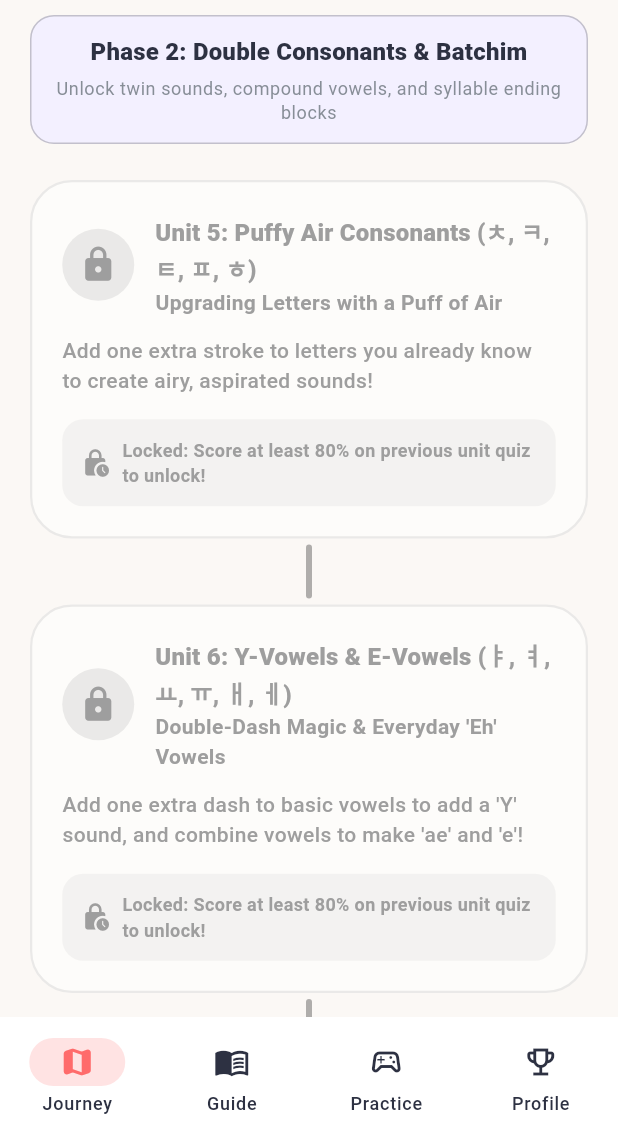
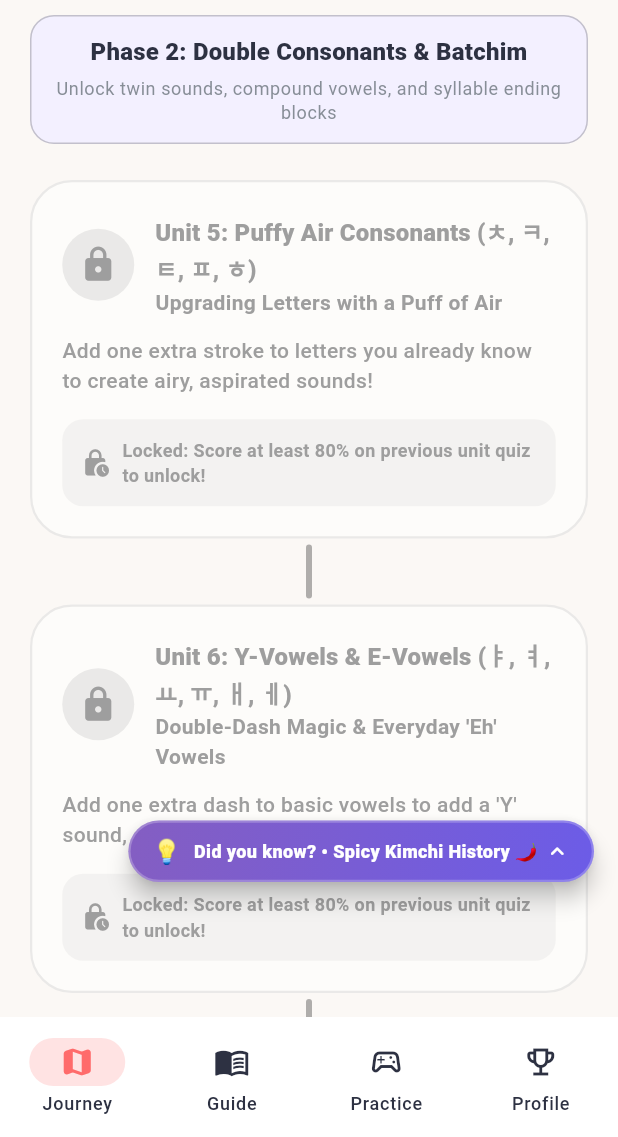
Before and after one commit to kevinariel1/samgyeopsal, a Flutter app: the screen it shows after launch, scrolled down 1728 dp, on a phone screen of 412 x 824 dp, the part 99-1236 px from its top. Run offline on Flutter 3.47's test engine with Material 3 defaults, Android fonts, the phone set to English and light mode, and no system bars; our stand-ins replace flutter_dotenv, flutter_riverpod, just_audio, shared_preferences; missing offline and left inert: sherpa_onnx.

Commit message:
feat: adding floating fun fact

```diff
--- /dev/null
+++ b/lib/data/data_sources/fun_facts_data.dart
@@ -0,0 +1,172 @@
+class FunFact {
+  final String id;
+  final String category;
+  final String? korean;
+  final String fact;
+  final String? detail;
+
+  const FunFact({
+    required this.id,
+    required this.category,
+    this.korean,
+    required this.fact,
+    this.detail,
+  });
+}
+
+class FunFactsData {
+  static const List<FunFact> facts = [
+    FunFact(
+      id: 'fact_1',
+      category: 'King Sejong 👑',
+      korean: '세종대왕',
+      fact: 'Hangul was created in 1443 by King Sejong the Great to give common people an easy writing system so everyone could read and write.',
+      detail: 'Before Hangul, Koreans used complex Chinese characters (Hanja) that only the elite could afford to study.',
+    ),
+    FunFact(
+      id: 'fact_2',
+      category: 'Scientific Design 🔬',
+      korean: '훈민정음',
+      fact: 'The basic consonant shapes (ㄱ, ㄴ, ㅁ, ㅅ, ㅇ) literally depict the shape of the mouth, tongue, and throat when pronouncing them!',
+      detail: 'For example, ㄴ mimics the tongue tip touching the upper gums, while ㄱ mimics the tongue blocking the throat.',
+    ),
+    FunFact(
+      id: 'fact_3',
+      category: 'Cosmic Vowels 🌌',
+      korean: '천지인 (Cheon-Ji-In)',
+      fact: 'Original Hangul vowels were built from 3 cosmic elements: • (Sun/Heaven), ㅡ (Flat Earth), and ㅣ (Upright Human).',
+      detail: 'By combining Heaven, Earth, and Humanity, King Sejong could spell every sound in the universe.',
+    ),
+    FunFact(
+      id: 'fact_4',
+      category: 'National Holiday 🎈',
+      korean: '한글날 (Hangul Day)',
+      fact: 'Korea is one of the only countries in the world with an official national holiday celebrating its alphabet!',
+      detail: 'South Korea celebrates Hangul Day on October 9th, and North Korea celebrates Choson-gul Day on January 15th.',
+    ),
+    FunFact(
+      id: 'fact_5',
+      category: 'Speed Learning ⚡',
+      fact: 'A famous proverb about Hangul says: "A wise person can learn it before morning; a fool can learn it in ten days."',
+      detail: 'Because it was designed logically from scratch, Hangul is praised by linguists as the easiest alphabet to learn.',
+    ),
+    FunFact(
+      id: 'fact_6',
+      category: 'Syllable Blocks 🧱',
+      korean: '글자 (Geulja)',
+      fact: 'Hangul letters are never written in a single long line. Instead, they are packed into compact syllable squares!',
+      detail: 'Each syllable block always contains at least one initial consonant and one vowel (e.g., ㅎ + ㅏ + ㄴ = 한).',
+    ),
+    FunFact(
+      id: 'fact_7',
+      category: 'UNESCO Praise 🏛️',
+      korean: '유네스코',
+      fact: 'UNESCO established the "King Sejong Literacy Prize" in 1989 to reward global efforts fighting illiteracy.',
+      detail: 'UNESCO also inscribed the 1446 document explaining Hangul (Hunminjeongeum Haerye) on its Memory of the World Register.',
+    ),
+    FunFact(
+      id: 'fact_8',
+      category: 'Silent Circle ⭕',
+      korean: '이응 (ㅇ)',
+      fact: 'The circular letter ㅇ is completely silent when placed at the beginning of a syllable (like 아), acting as a placeholder.',
+      detail: 'However, when placed at the bottom (Batchim) of a syllable (like 앙), it makes the "ng" nasal ringing sound!',
+    ),
+    FunFact(
+      id: 'fact_9',
+      category: 'Twin Consonants 👯',
+      korean: '쌍자음 (Ssang-jaeum)',
+      fact: 'The 5 double consonants (ㄲ, ㄸ, ㅃ, ㅆ, ㅉ) are pronounced with high vocal tension and no breath puff.',
+      detail: 'The prefix "쌍" (ssang) simply means "pair" or "twin" in Korean.',
+    ),
+    FunFact(
+      id: 'fact_10',
+      category: 'Polite Language 🙏',
+      korean: '존댓말 (Jondaetmal)',
+      fact: 'Korean has built-in grammatical levels of politeness and respect depending on your relationship with the listener.',
+      detail: 'Adding "-요" (-yo) to verbs is the friendly, polite way to speak to strangers, coworkers, and elders.',
+    ),
+    FunFact(
+      id: 'fact_11',
+      category: 'Korean Rice Culture 🍚',
+      korean: '밥 먹었어? (Have you eaten?)',
+      fact: 'In Korea, asking "Did you eat rice?" is a warm greeting equivalent to asking "How are you doing today?"',
+      detail: 'It stems from historically tough times when having enough food to eat was the greatest wish for loved ones.',
+    ),
+    FunFact(
+      id: 'fact_12',
+      category: 'Two Counting Systems 🔢',
+      korean: '숫자 (Numbers)',
+      fact: 'Korean uses two different number systems: Native Korean for counting things and hours, and Sino-Korean for money, minutes, and phone numbers.',
+      detail: 'For example, 3 o\'clock is "세 시" (Native 3), but 3 minutes is "삼 분" (Sino 3)!',
+    ),
+    FunFact(
+      id: 'fact_13',
+      category: 'Sound Words 🎶',
+      korean: '의성어 (Onomatopoeia)',
+      fact: 'Korean has over 8,000 mimetic and sound words describing everything from twinkling stars (반짝반짝) to bubbling stew (보글보글).',
+      detail: 'Korean onomatopoeia is one of the richest in world linguistics, adding vivid color to daily speech.',
+    ),
+    FunFact(
+      id: 'fact_14',
+      category: 'Stroke Addition ✍️',
+      korean: '가획의 원리',
+      fact: 'Aspirated consonants (strong air puffs) are made simply by adding a stroke to basic letters: ㄱ becomes ㅋ, ㄷ becomes ㅌ, ㅂ becomes ㅍ!',
+      detail: 'The extra horizontal line visually signals the burst of air escaping your lips.',
+    ),
+    FunFact(
+      id: 'fact_15',
+      category: 'Word Order 🔄',
+      korean: 'SOV Structure',
+      fact: 'Unlike English (Subject-Verb-Object), Korean sentences place the verb at the very end (Subject-Object-Verb).',
+      detail: 'Instead of "I drink water", in Korean you say "I water drink" (저는 물을 마셔요).',
+    ),
+    FunFact(
+      id: 'fact_16',
+      category: 'Global Hangul 🌏',
+      korean: '찌아찌아족',
+      fact: 'The Cia-Cia tribe on Buton Island in Indonesia adopted Hangul in 2009 to preserve their spoken native language from going extinct.',
+      detail: 'Because their language had no native alphabet, Hangul was chosen as the most phonetic and accurate tool.',
+    ),
+    FunFact(
+      id: 'fact_17',
+      category: 'No Tone Required 🗣️',
+      korean: '성조 없음',
+      fact: 'Unlike Mandarin Chinese or Vietnamese, standard Korean is not a tonal language! Pitch changes do not change the meaning of words.',
+      detail: 'This makes Korean pronunciation much more straightforward for learners transitioning from European languages.',
+    ),
+    FunFact(
+      id: 'fact_18',
+      category: 'Modern Slang ✨',
+      korean: '대박 (Daebak)',
+      fact: 'The iconic Korean word "대박" (Daebak) originally referred to hitting a giant jackpot or huge gourd of riches in folklore.',
+      detail: 'Today, everyone uses it to express amazement, excitement, or disbelief: "Awesome! / No way!"',
+    ),
+    FunFact(
+      id: 'fact_19',
+      category: 'Writing Direction 📖',
+      korean: '가로쓰기 & 세로쓰기',
+      fact: 'Historical Hangul was originally written vertically from top to bottom, right to left. Today, it is written horizontally like English.',
+      detail: 'The transition to horizontal writing (가로쓰기) gained widespread adoption throughout the 20th century.',
+    ),
+    FunFact(
+      id: 'fact_20',
+      category: 'Compact Wonder 📏',
+      fact: 'With only 14 basic consonants and 10 basic vowels, Hangul can combine into 11,172 possible syllable blocks!',
+      detail: 'All 11,172 blocks are encoded into the modern Unicode Hangul Syllables block (U+AC00 to U+D7A3).',
+    ),
+    FunFact(
+      id: 'fact_21',
+      category: 'Age Calculation 🎂',
+      korean: '만 나이 (International Age)',
+      fact: 'In 2023, South Korea officially adopted the international age system, making everyone in Korea 1 to 2 years younger overnight!',
+      detail: 'Previously, babies were considered 1 year old on the day they were born and gained a year every New Year\'s Day.',
+    ),
+    FunFact(
+      id: 'fact_22',
+      category: 'Spicy Kimchi History 🌶️',
+      korean: '김치 (Kimchi)',
+      fact: 'Ancient kimchi was white and mild! Red chili peppers weren\'t introduced to Korea until Portuguese traders arrived in the 16th century.',
+      detail: 'Before chili peppers, traditional kimchi was fermented with salt, radishes, and wild garlic.',
+    ),
+  ];
+}
--- a/lib/presentation/screens/main_navigation_screen.dart
+++ b/lib/presentation/screens/main_navigation_screen.dart
@@ -1,11 +1,14 @@
 import 'package:flutter/material.dart';
+import 'package:flutter_riverpod/flutter_riverpod.dart';
 import '../../core/constants/app_colors.dart';
+import '../providers/app_providers.dart';
+import '../widgets/floating_fun_fact_guide.dart';
 import 'hangul_guide_screen.dart';
 import 'home_screen.dart';
 import 'practice_hub_screen.dart';
 import 'progress_screen.dart';
 
-class MainNavigationScreen extends StatefulWidget {
+class MainNavigationScreen extends ConsumerStatefulWidget {
   final int initialIndex;
 
   const MainNavigationScreen({
@@ -14,10 +17,10 @@ class MainNavigationScreen extends StatefulWidget {
   });
 
   @override
-  State<MainNavigationScreen> createState() => _MainNavigationScreenState();
+  ConsumerState<MainNavigationScreen> createState() => _MainNavigationScreenState();
 }
 
-class _MainNavigationScreenState extends State<MainNavigationScreen> {
+class _MainNavigationScreenState extends ConsumerState<MainNavigationScreen> {
   late int _currentIndex;
 
   static const List<Widget> _pages = [
@@ -36,11 +39,19 @@ class _MainNavigationScreenState extends State<MainNavigationScreen> {
   @override
   Widget build(BuildContext context) {
     final theme = Theme.of(context);
+    final storage = ref.watch(storageServiceProvider);
 
     return Scaffold(
-      body: IndexedStack(
-        index: _currentIndex,
-        children: _pages,
+      body: Stack(
+        children: [
+          IndexedStack(
+            index: _currentIndex,
+            children: _pages,
+          ),
+          FloatingFunFactGuide(
+            storageService: storage,
+          ),
+        ],
       ),
       bottomNavigationBar: NavigationBar(
         selectedIndex: _currentIndex,
--- /dev/null
+++ b/lib/presentation/widgets/floating_fun_fact_guide.dart
@@ -0,0 +1,346 @@
+import 'package:flutter/material.dart';
+import '../../core/constants/app_colors.dart';
+import '../../core/services/storage_service.dart';
+import '../../data/data_sources/fun_facts_data.dart';
+
+class FloatingFunFactGuide extends StatefulWidget {
+  final StorageService storageService;
+
+  const FloatingFunFactGuide({
+    super.key,
+    required this.storageService,
+  });
+
+  @override
+  State<FloatingFunFactGuide> createState() => FloatingFunFactGuideState();
+}
+
+class FloatingFunFactGuideState extends State<FloatingFunFactGuide>
+    with SingleTickerProviderStateMixin {
+  static const String _kStorageKeyDisabled = 'guide_fun_facts_disabled_v1';
+  static const String _kStorageKeyShownFacts = 'guide_fun_facts_shown_ids_v1';
+
+  late bool _isDisabled;
+  bool _isExpanded = false;
+  bool _isVisible = true;
+  late int _currentIndex;
+  late List<int> _deckOrder;
+
+  @override
+  void initState() {
+    super.initState();
+    _isDisabled = widget.storageService.getBool(_kStorageKeyDisabled) ?? false;
+    _initRotationDeck();
+  }
+
+  void _initRotationDeck() {
+    final shownList = (widget.storageService.getString(_kStorageKeyShownFacts) ?? '')
+        .split(',')
+        .where((s) => s.isNotEmpty)
+        .toSet();
+
+    final all = FunFactsData.facts;
+    // Find unshown fact indices first
+    final unshownIndices = <int>[];
+    final shownIndices = <int>[];
+
+    for (int i = 0; i < all.length; i++) {
+      if (shownList.contains(all[i].id)) {
+        shownIndices.add(i);
+      } else {
+        unshownIndices.add(i);
+      }
+    }
+
+    if (unshownIndices.isEmpty) {
+      // All have been shown! Reshuffle a new cycle
+      _deckOrder = List.generate(all.length, (i) => i)..shuffle();
+      widget.storageService.setString(_kStorageKeyShownFacts, '');
+    } else {
+      unshownIndices.shuffle();
+      _deckOrder = [...unshownIndices, ...shownIndices];
+    }
+
+    _currentIndex = _deckOrder.isNotEmpty ? _deckOrder.first : 0;
+    _markCurrentAsShown();
+  }
+
+  void _markCurrentAsShown() {
+    final currentId = FunFactsData.facts[_currentIndex].id;
+    final shownList = (widget.storageService.getString(_kStorageKeyShownFacts) ?? '')
+        .split(',')
+        .where((s) => s.isNotEmpty)
+        .toSet();
+    shownList.add(currentId);
+    widget.storageService.setString(_kStorageKeyShownFacts, shownList.join(','));
+  }
+
+  /// Public method to cycle to the next fact (callable from outside, e.g., on lesson complete)
+  void nextFact() {
+    if (!mounted) return;
+    setState(() {
+      final currentPos = _deckOrder.indexOf(_currentIndex);
+      if (currentPos >= 0 && currentPos + 1 < _deckOrder.length) {
+        _currentIndex = _deckOrder[currentPos + 1];
+      } else {
+        // Recycle deck
+        _deckOrder = List.generate(FunFactsData.facts.length, (i) => i)..shuffle();
+        _currentIndex = _deckOrder.first;
+        widget.storageService.setString(_kStorageKeyShownFacts, '');
+      }
+      _markCurrentAsShown();
+      _isVisible = true;
+    });
+  }
+
+  void _toggleExpanded() {
+    setState(() {
+      _isExpanded = !_isExpanded;
+    });
+  }
+
+  void _dismiss() {
+    setState(() {
+      _isVisible = false;
+    });
+  }
+
+  void _disableForever() {
+    setState(() {
+      _isDisabled = true;
+      _isVisible = false;
+    });
+    widget.storageService.setBool(_kStorageKeyDisabled, true);
+  }
+
+  @override
+  Widget build(BuildContext context) {
+    if (_isDisabled || !_isVisible) {
+      return const SizedBox.shrink();
+    }
+
+    final theme = Theme.of(context);
+    final isDark = theme.brightness == Brightness.dark;
+    final fact = FunFactsData.facts[_currentIndex];
+
+    return Positioned(
+      bottom: 90, // Above bottom NavigationBar
+      right: 16,
+      child: AnimatedSize(
+        duration: const Duration(milliseconds: 260),
+        curve: Curves.easeOutCubic,
+        child: _isExpanded
+            ? _buildExpandedCard(theme, isDark, fact)
+            : _buildCollapsedPill(theme, isDark, fact),
+      ),
+    );
+  }
+
+  Widget _buildCollapsedPill(ThemeData theme, bool isDark, FunFact fact) {
+    return Semantics(
+      button: true,
+      label: 'Guide fun fact: ${fact.category}. Tap to read more.',
+      child: Material(
+        color: Colors.transparent,
+        elevation: 6,
+        borderRadius: BorderRadius.circular(24),
+        child: InkWell(
+          borderRadius: BorderRadius.circular(24),
+          onTap: _toggleExpanded,
+          child: Container(
+            padding: const EdgeInsets.symmetric(horizontal: 14, vertical: 8),
+            decoration: BoxDecoration(
+              gradient: const LinearGradient(
+                colors: [AppColors.accentPurple, Color(0xFF6C5CE7)],
+                begin: Alignment.topLeft,
+                end: Alignment.bottomRight,
+              ),
+              borderRadius: BorderRadius.circular(24),
+              border: Border.all(color: Colors.white24, width: 1.5),
+            ),
+            child: Row(
+              mainAxisSize: MainAxisSize.min,
+              children: [
+                const Text('💡', style: TextStyle(fontSize: 16)),
+                const SizedBox(width: 8),
+                Text(
+                  'Did you know? • ${fact.category}',
+                  style: const TextStyle(
+                    color: Colors.white,
+                    fontWeight: FontWeight.w800,
+                    fontSize: 12,
+                  ),
+                ),
+                const SizedBox(width: 4),
+                const Icon(
+                  Icons.expand_less_rounded,
+                  color: Colors.white,
+                  size: 18,
+                ),
+              ],
+            ),
+          ),
+        ),
+      ),
+    );
+  }
+
+  Widget _buildExpandedCard(ThemeData theme, bool isDark, FunFact fact) {
+    return Container(
+      width: 310,
+      padding: const EdgeInsets.all(16),
+      decoration: BoxDecoration(
+        color: isDark ? const Color(0xFF1E1E2E) : Colors.white,
+        borderRadius: BorderRadius.circular(22),
+        border: Border.all(
+          color: AppColors.accentPurple.withOpacity(0.35),
+          width: 1.8,
+        ),
+        boxShadow: [
+          BoxShadow(
+            color: Colors.black.withOpacity(isDark ? 0.4 : 0.12),
+            blurRadius: 18,
+            offset: const Offset(0, 8),
+          ),
+        ],
+      ),
+      child: Column(
+        mainAxisSize: MainAxisSize.min,
+        crossAxisAlignment: CrossAxisAlignment.start,
+        children: [
+          // Header Bar
+          Row(
+            children: [
+              Container(
+                padding: const EdgeInsets.all(6),
+                decoration: BoxDecoration(
+                  color: AppColors.accentPurple.withOpacity(0.15),
+                  shape: BoxShape.circle,
+                ),
+                child: const Text('💡', style: TextStyle(fontSize: 16)),
+              ),
+              const SizedBox(width: 8),
+              Expanded(
+                child: Column(
+                  crossAxisAlignment: CrossAxisAlignment.start,
+                  children: [
+                    const Text(
+                      'DID YOU KNOW?',
+                      style: TextStyle(
+                        fontSize: 10,
+                        fontWeight: FontWeight.w900,
+                        color: AppColors.accentPurple,
+                        letterSpacing: 1.1,
+                      ),
+                    ),
+                    Text(
+                      fact.category,
+                      style: TextStyle(
+                        fontSize: 13,
+                        fontWeight: FontWeight.w800,
+                        color: isDark ? Colors.white : Colors.black87,
+                      ),
+                      maxLines: 1,
+                      overflow: TextOverflow.ellipsis,
+                    ),
+                  ],
+                ),
+              ),
+              IconButton(
+                visualDensity: VisualDensity.compact,
+                iconSize: 18,
+                tooltip: 'Minimize',
+                icon: const Icon(Icons.expand_more_rounded),
+                onPressed: _toggleExpanded,
+              ),
+              IconButton(
+                visualDensity: VisualDensity.compact,
+                iconSize: 18,
+                tooltip: 'Dismiss',
+                icon: const Icon(Icons.close_rounded),
+                onPressed: _dismiss,
+              ),
+            ],
+          ),
+          const SizedBox(height: 10),
+          // Optional Korean pill
+          if (fact.korean != null) ...[
+            Container(
+              padding: const EdgeInsets.symmetric(horizontal: 10, vertical: 4),
+              decoration: BoxDecoration(
+                color: AppColors.primaryContainer,
+                borderRadius: BorderRadius.circular(10),
+              ),
+              child: Text(
+                fact.korean!,
+                style: const TextStyle(
+                  fontSize: 12,
+                  fontWeight: FontWeight.w900,
+                  color: AppColors.primary,
+                ),
+              ),
+            ),
+            const SizedBox(height: 8),
+          ],
+          // Fact text
+          Text(
+            fact.fact,
+            style: TextStyle(
+              fontSize: 13,
+              fontWeight: FontWeight.w600,
+              height: 1.35,
+              color: isDark ? Colors.white.withOpacity(0.95) : Colors.black87,
+            ),
+          ),
+          if (fact.detail != null) ...[
+            const SizedBox(height: 6),
+            Text(
+              fact.detail!,
+              style: TextStyle(
+                fontSize: 11,
+                fontStyle: FontStyle.italic,
+                height: 1.3,
+                color: isDark ? Colors.grey[400] : Colors.grey[600],
+              ),
+            ),
+          ],
+          const SizedBox(height: 12),
+          // Action controls
+          Row(
+            mainAxisAlignment: MainAxisAlignment.spaceBetween,
+            children: [
+              TextButton(
+                onPressed: _disableForever,
+                style: TextButton.styleFrom(
+                  padding: EdgeInsets.zero,
+                  visualDensity: VisualDensity.compact,
+                ),
+                child: Text(
+                  'Don\'t show again',
+                  style: TextStyle(
+                    fontSize: 10,
+                    color: Colors.grey[500],
+                    decoration: TextDecoration.underline,
+                  ),
+                ),
+              ),
+              ElevatedButton.icon(
+                onPressed: nextFact,
+                icon: const Icon(Icons.refresh_rounded, size: 14),
+                label: const Text('Next Fact', style: TextStyle(fontSize: 12)),
+                style: ElevatedButton.styleFrom(
+                  backgroundColor: AppColors.accentPurple,
+                  foregroundColor: Colors.white,
+                  padding: const EdgeInsets.symmetric(horizontal: 12, vertical: 6),
+                  shape: RoundedRectangleBorder(
+                    borderRadius: BorderRadius.circular(14),
+                  ),
+                ),
+              ),
+            ],
+          ),
+        ],
+      ),
+    );
+  }
+}
```
